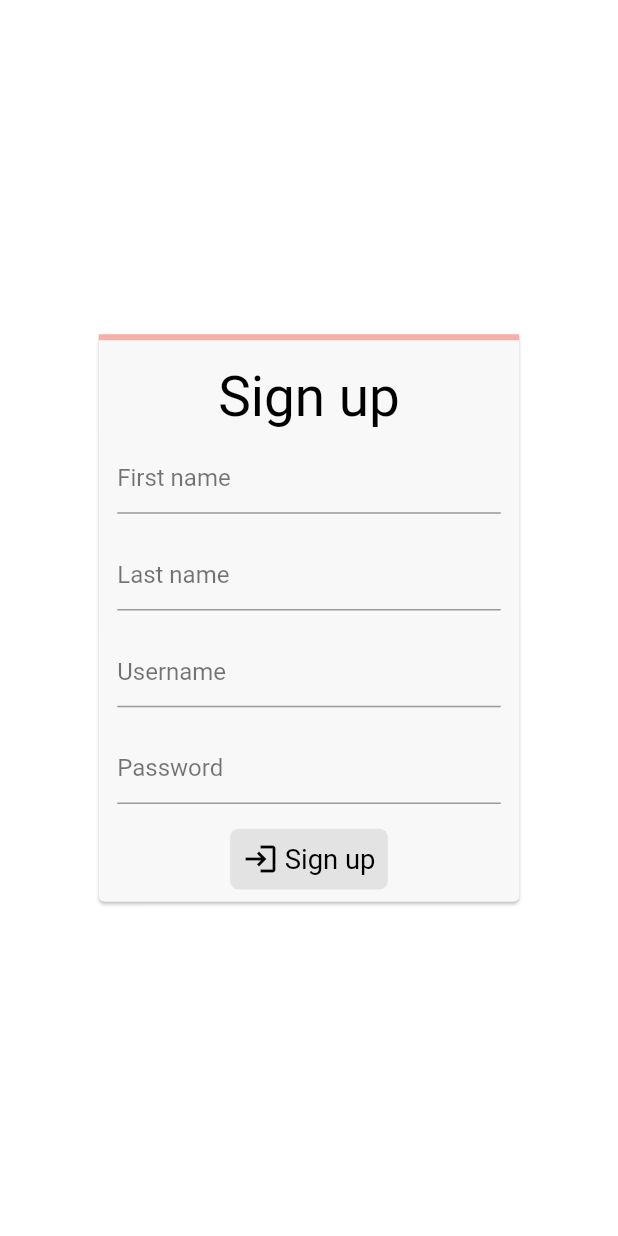
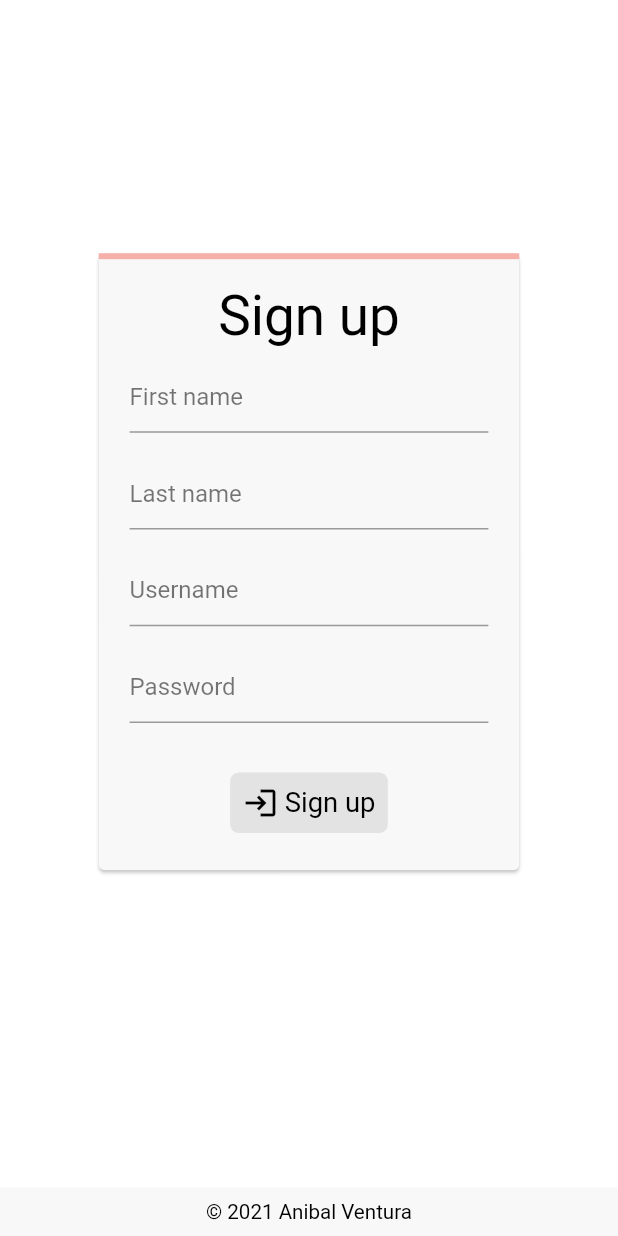
Before and after one commit to anibalventura/sign-form, a Flutter app: the screen it shows after launch, on a phone screen of 412 x 824 dp. Run offline on Flutter 3.47's test engine with Material 2 defaults, Android fonts, the phone set to English and light mode, and no system bars; our stand-ins replace flutter_screenutil, google_fonts.

Commit message:
- Refactor folder structure. - Add base container with footer. - Fix screen sizes.

```diff
--- a/lib/main.dart
+++ b/lib/main.dart
@@ -1,10 +1,14 @@
 import 'package:flutter/material.dart';
 import 'package:flutter_screenutil/flutter_screenutil.dart';
-import 'package:sign_form/screens/sign_up_screen.dart';
-import 'package:sign_form/screens/welcome_screen.dart';
+import 'package:sign_form/ui/screens/sign_up_screen.dart';
+import 'package:sign_form/ui/screens/welcome_screen.dart';
 import 'package:sign_form/utils/themes.dart';
 
-void main() => runApp(SignUpApp());
+void main() {
+  WidgetsFlutterBinding.ensureInitialized();
+
+  runApp(SignUpApp());
+}
 
 class SignUpApp extends StatelessWidget {
   @override
--- a/lib/screens/welcome_screen.dart
+++ /dev/null
@@ -1,38 +0,0 @@
-import 'package:flutter/material.dart';
-import 'package:sign_form/utils/themes.dart';
-import 'package:sign_form/widgets/round_button.dart';
-import 'package:flutter_screenutil/flutter_screenutil.dart';
-
-class WelcomeScreen extends StatelessWidget {
-  static final route = '/welcome';
-
-  @override
-  Widget build(BuildContext context) {
-    return Scaffold(
-      body: Center(
-        child: Container(
-          width: 0.6.sw,
-          height: 0.4.sh,
-          child: Card(
-            child: Column(
-              mainAxisAlignment: MainAxisAlignment.center,
-              mainAxisSize: MainAxisSize.min,
-              children: [
-                Text(
-                  'Welcome!',
-                  style: appTheme(context).textTheme.headline1,
-                ),
-                SizedBox(height: 0.02.sh),
-                RoundButton(
-                  text: 'Logout',
-                  icon: Icons.logout,
-                  onTap: () => Navigator.of(context).pop(),
-                ),
-              ],
-            ),
-          ),
-        ),
-      ),
-    );
-  }
-}
--- a/lib/screens/sign_up_screen.dart
+++ b/lib/ui/screens/sign_up_screen.dart
@@ -1,9 +1,11 @@
 import 'package:flutter/material.dart';
-import 'package:sign_form/screens/welcome_screen.dart';
-import 'package:sign_form/widgets/progress_indicator.dart';
-import 'package:sign_form/widgets/form_field.dart';
-import 'package:sign_form/widgets/round_button.dart';
+import 'package:sign_form/ui/screens/welcome_screen.dart';
+import 'package:sign_form/ui/widgets/base_container.dart';
+import 'package:sign_form/ui/widgets/progress_indicator.dart';
+import 'package:sign_form/ui/widgets/form_field.dart';
+import 'package:sign_form/ui/widgets/round_button.dart';
 import 'package:flutter_screenutil/flutter_screenutil.dart';
+import 'package:sign_form/utils/utils.dart';
 
 class SignUpScreen extends StatelessWidget {
   static final route = '/';
@@ -11,10 +13,11 @@ class SignUpScreen extends StatelessWidget {
   @override
   Widget build(BuildContext context) {
     return Scaffold(
-      body: Center(
-        child: SingleChildScrollView(
+      body: SafeArea(
+        child: BaseContainer(
+          topHeight: 0.2.sh,
           child: Container(
-            width: 0.7.sw,
+            width: screenPortrait() ? 0.7.sw : 0.4.sw,
             child: Card(
               child: SignUpForm(),
             ),
@@ -95,7 +98,9 @@ class _SignUpFormState extends State<SignUpForm> {
             password: true,
           ),
           Padding(
-            padding: EdgeInsets.symmetric(vertical: 0.02.sw),
+            padding: EdgeInsets.symmetric(
+              vertical: 0.03.sh,
+            ),
             child: RoundButton(
               text: 'Sign up',
               icon: Icons.login,
--- /dev/null
+++ b/lib/ui/screens/welcome_screen.dart
@@ -0,0 +1,42 @@
+import 'package:flutter/material.dart';
+import 'package:sign_form/ui/widgets/base_container.dart';
+import 'package:sign_form/ui/widgets/round_button.dart';
+import 'package:flutter_screenutil/flutter_screenutil.dart';
+import 'package:sign_form/utils/utils.dart';
+
+class WelcomeScreen extends StatelessWidget {
+  static final route = '/welcome';
+
+  @override
+  Widget build(BuildContext context) {
+    return Scaffold(
+      body: SafeArea(
+        child: BaseContainer(
+          topHeight: 0.2.sh,
+          child: Container(
+            width: screenPortrait() ? 0.6.sw : 0.4.sw,
+            height: 0.4.sh,
+            child: Card(
+              child: Column(
+                mainAxisAlignment: MainAxisAlignment.center,
+                mainAxisSize: MainAxisSize.min,
+                children: [
+                  Text(
+                    'Welcome!',
+                    style: theme(context).textTheme.headline1,
+                  ),
+                  SizedBox(height: 0.02.sh),
+                  RoundButton(
+                    text: 'Logout',
+                    icon: Icons.logout,
+                    onTap: () => Navigator.of(context).pop(),
+                  ),
+                ],
+              ),
+            ),
+          ),
+        ),
+      ),
+    );
+  }
+}
--- /dev/null
+++ b/lib/ui/widgets/base_container.dart
@@ -0,0 +1,57 @@
+import 'package:flutter/material.dart';
+import 'package:flutter_screenutil/flutter_screenutil.dart';
+import 'package:sign_form/utils/utils.dart';
+
+class BaseContainer extends StatelessWidget {
+  BaseContainer({
+    required this.child,
+    this.topHeight,
+  });
+
+  final Widget? child;
+  final double? topHeight;
+
+  @override
+  Widget build(BuildContext context) {
+    return LayoutBuilder(
+        builder: (BuildContext context, BoxConstraints constraints) {
+      return SingleChildScrollView(
+        child: ConstrainedBox(
+          constraints: constraints.copyWith(
+            minHeight: constraints.maxHeight,
+            maxHeight: double.infinity,
+          ),
+          child: IntrinsicHeight(
+            child: Column(
+              children: [
+                SizedBox(height: topHeight),
+                child!,
+                SizedBox(height: 0.1.sh),
+                Expanded(
+                  child: Align(
+                    alignment: Alignment.bottomCenter,
+                    child: Container(
+                      width: double.infinity,
+                      color: theme(context).cardColor,
+                      padding: EdgeInsets.symmetric(
+                        vertical: screenPortrait() ? 0.01.sh : 0.02.sh,
+                      ),
+                      child: Text(
+                        '© ${DateTime.now().year} Anibal Ventura',
+                        textAlign: TextAlign.center,
+                        style: TextStyle(
+                          color: theme(context).textTheme.headline1!.color,
+                          fontSize: 12.sp,
+                        ),
+                      ),
+                    ),
+                  ),
+                ),
+              ],
+            ),
+          ),
+        ),
+      );
+    });
+  }
+}
--- a/lib/widgets/form_field.dart
+++ b/lib/ui/widgets/form_field.dart
@@ -1,6 +1,6 @@
 import 'package:flutter/material.dart';
-import 'package:sign_form/utils/themes.dart';
 import 'package:flutter_screenutil/flutter_screenutil.dart';
+import 'package:sign_form/utils/utils.dart';
 
 class SignFormField extends StatelessWidget {
   SignFormField({
@@ -17,7 +17,7 @@ class SignFormField extends StatelessWidget {
   Widget build(BuildContext context) {
     return Padding(
       padding: EdgeInsets.symmetric(
-        horizontal: 0.03.sw,
+        horizontal: screenPortrait() ? 0.05.sw : 0.03.sw,
         vertical: 0.01.sh,
       ),
       child: TextFormField(
@@ -25,15 +25,15 @@ class SignFormField extends StatelessWidget {
         decoration: InputDecoration(
           hintText: hintText,
           hintStyle: TextStyle(
-            color: appTheme(context).textTheme.bodyText1!.color,
+            color: theme(context).textTheme.bodyText1!.color,
           ),
           focusedBorder: UnderlineInputBorder(
-            borderSide: BorderSide(color: appTheme(context).buttonColor),
+            borderSide: BorderSide(color: theme(context).buttonColor),
           ),
         ),
         obscureText: password ?? false,
         style: TextStyle(
-          color: appTheme(context).textTheme.headline1!.color,
+          color: theme(context).textTheme.headline1!.color,
         ),
       ),
     );
--- a/lib/widgets/progress_indicator.dart
+++ b/lib/ui/widgets/progress_indicator.dart
@@ -22,7 +22,9 @@ class _AnimatedProgressIndicatorState extends State<AnimatedProgressIndicator>
   void initState() {
     super.initState();
     _controller = AnimationController(
-        duration: Duration(milliseconds: 1200), vsync: this);
+      duration: Duration(milliseconds: 1200),
+      vsync: this,
+    );
 
     final colorTween = TweenSequence([
       TweenSequenceItem(
--- a/lib/widgets/round_button.dart
+++ b/lib/ui/widgets/round_button.dart
@@ -1,6 +1,6 @@
 import 'package:flutter/material.dart';
-import 'package:sign_form/utils/themes.dart';
 import 'package:flutter_screenutil/flutter_screenutil.dart';
+import 'package:sign_form/utils/utils.dart';
 
 class RoundButton extends StatelessWidget {
   const RoundButton({
@@ -18,14 +18,14 @@ class RoundButton extends StatelessWidget {
     final borderRadius = BorderRadius.all(Radius.circular(5.r));
 
     return Material(
-      color: appTheme(context).buttonColor,
+      color: theme(context).buttonColor,
       borderRadius: borderRadius,
       child: InkWell(
         onTap: onTap as void Function()?,
         borderRadius: borderRadius,
         child: Padding(
           padding: EdgeInsets.symmetric(
-            horizontal: 0.02.sw,
+            horizontal: screenPortrait() ? 0.02.sw : 0.01.sw,
             vertical: 0.01.sh,
           ),
           child: Row(
@@ -36,8 +36,8 @@ class RoundButton extends StatelessWidget {
               Text(
                 text!,
                 style: TextStyle(
-                  color: appTheme(context).textTheme.headline1!.color,
-                  fontSize: appTheme(context).textTheme.bodyText1!.fontSize,
+                  color: theme(context).textTheme.headline1!.color,
+                  fontSize: theme(context).textTheme.bodyText1!.fontSize,
                 ),
               ),
             ],
--- a/lib/utils/themes.dart
+++ b/lib/utils/themes.dart
@@ -3,16 +3,7 @@ import 'package:flutter/material.dart';
 import 'package:google_fonts/google_fonts.dart';
 import 'package:flutter_screenutil/flutter_screenutil.dart';
 
-ThemeData appTheme(BuildContext context) {
-  return Theme.of(context);
-}
-
 class Themes {
-  static String brightness(BuildContext context) {
-    final Brightness mode = MediaQuery.platformBrightnessOf(context);
-    return mode == Brightness.light ? 'light' : 'dark';
-  }
-
   static final String? _fontFamily = GoogleFonts.roboto().fontFamily;
 
   static final AppBarTheme _appBarTheme = AppBarTheme(
@@ -30,14 +21,17 @@ class Themes {
   static final Color _lightButtonColor = Color(0xFFe3e3e3);
   static final Color? _lightIconColor = Colors.black;
 
-  static final TextStyle _lightHeadline1TextStyle = TextStyle(
-      fontSize: 32.sp,
-      fontWeight: FontWeight.w400,
-      color: _lightPrimaryTextColor);
-  static final TextStyle _lightBodyText1TextStyle = TextStyle(
-      fontSize: 16.sp,
-      fontWeight: FontWeight.w500,
-      color: _lightSecondaryTextColor);
+  static final TextStyle _lightHeadline1 = TextStyle(
+    fontSize: 32.sp,
+    fontWeight: FontWeight.w400,
+    color: _lightPrimaryTextColor,
+  );
+
+  static final TextStyle _lightBodyText1 = TextStyle(
+    fontSize: 16.sp,
+    fontWeight: FontWeight.w500,
+    color: _lightSecondaryTextColor,
+  );
 
   static final TextStyle _lightSnackBarTextTheme = TextStyle(
     color: Colors.white,
@@ -50,18 +44,12 @@ class Themes {
     scaffoldBackgroundColor: _lightBackgroundColor,
     cardColor: _lightCardColor,
     buttonColor: _lightButtonColor,
-    dialogTheme: DialogTheme(
-      backgroundColor: _lightCardColor,
-    ),
-    colorScheme: ColorScheme.light(
-      primary: _lightIconColor!,
-    ),
     iconTheme: IconThemeData(
       color: _lightIconColor,
     ),
     textTheme: TextTheme(
-      headline1: _lightHeadline1TextStyle,
-      bodyText1: _lightBodyText1TextStyle,
+      headline1: _lightHeadline1,
+      bodyText1: _lightBodyText1,
     ),
     snackBarTheme: SnackBarThemeData(
       contentTextStyle: _lightSnackBarTextTheme,
@@ -80,26 +68,20 @@ class Themes {
   static final Color? _darkIconColor = Colors.white;
 
   static final TextStyle _darkHeadline1TextStyle =
-      _lightHeadline1TextStyle.copyWith(color: _darkPrimaryTextColor);
+      _lightHeadline1.copyWith(color: _darkPrimaryTextColor);
   static final TextStyle _darkBodyText1TextStyle =
-      _lightBodyText1TextStyle.copyWith(color: _darkSecondaryTextColor);
+      _lightBodyText1.copyWith(color: _darkSecondaryTextColor);
 
   static final TextStyle _darkSnackBarTextTheme =
       _lightSnackBarTextTheme.copyWith(
     color: Colors.black,
   );
 
-  static final ThemeData darkTheme = ThemeData(
+  static final ThemeData darkTheme = ThemeData.dark().copyWith(
     appBarTheme: _appBarTheme,
     scaffoldBackgroundColor: _darkBackgroundColor,
     cardColor: _darkCardColor,
     buttonColor: _darkButtonColor,
-    dialogTheme: DialogTheme(
-      backgroundColor: _darkCardColor,
-    ),
-    colorScheme: ColorScheme.light(
-      onSurface: _darkPrimaryTextColor,
-    ),
     iconTheme: IconThemeData(
       color: _darkIconColor,
     ),
@@ -110,6 +92,5 @@ class Themes {
     snackBarTheme: SnackBarThemeData(
       contentTextStyle: _darkSnackBarTextTheme,
     ),
-    fontFamily: _fontFamily,
   );
 }
--- /dev/null
+++ b/lib/utils/utils.dart
@@ -0,0 +1,7 @@
+import 'package:flutter_screenutil/flutter_screenutil.dart';
+import 'package:flutter/material.dart';
+
+ThemeData theme(BuildContext context) => Theme.of(context);
+
+bool screenPortrait() =>
+    ScreenUtil().orientation == Orientation.portrait ? true : false;
```
Also changed, not shown: app/repository-banner.png (renamed from assets/images/repository-banner.png), 1 other file.
